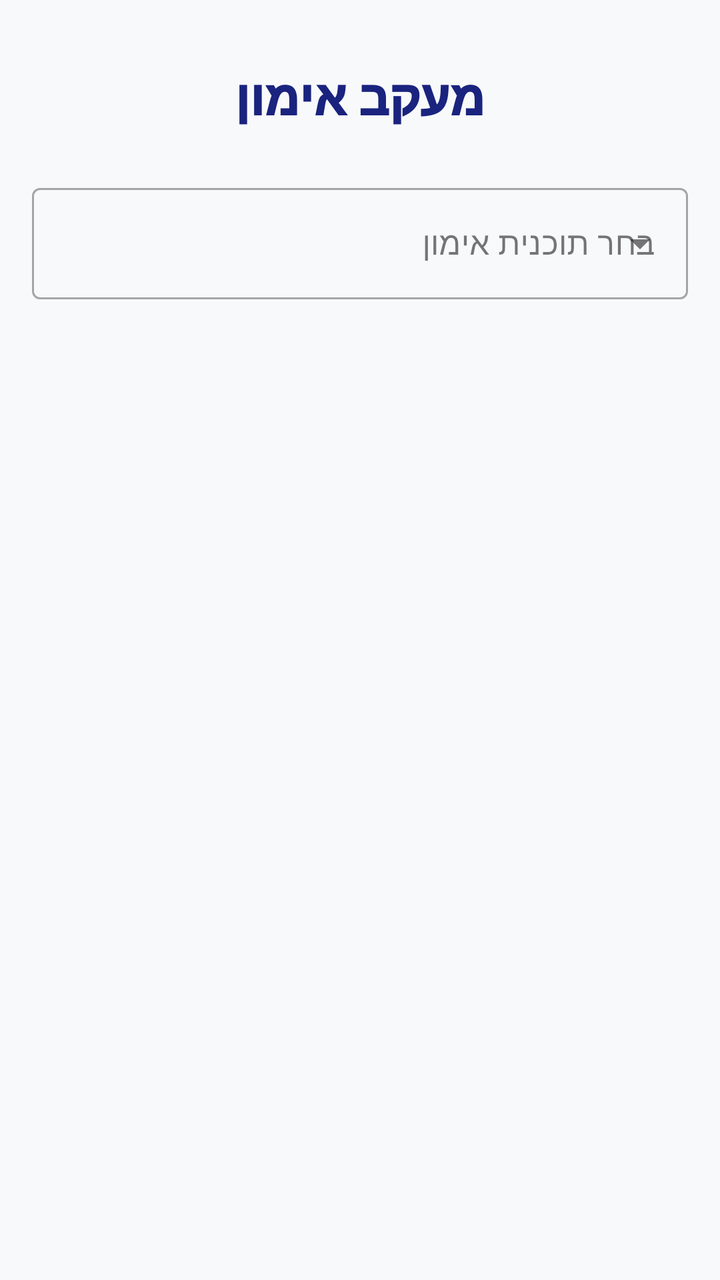
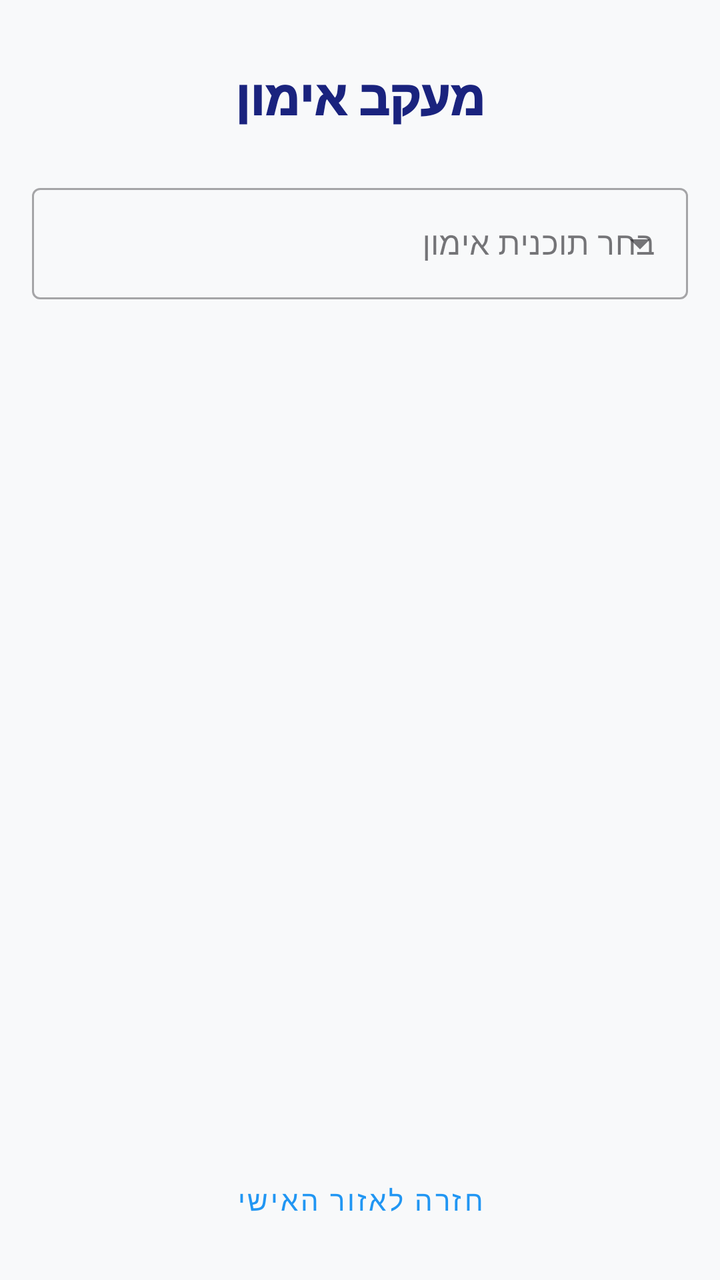

Two renders of the same Android screen: before a commit and after it. Below are the layout's source before the change and the commit's diff.
<!-- AndroidManifest.xml: application theme Theme.Gym_calender10 -->
<!-- res/layout/activity_track_workout.xml -->
<?xml version="1.0" encoding="utf-8"?>
<FrameLayout xmlns:android="http://schemas.android.com/apk/res/android"
    xmlns:app="http://schemas.android.com/apk/res-auto"
    xmlns:tools="http://schemas.android.com/tools"
    android:layout_width="match_parent"
    android:layout_height="match_parent"
    android:background="#F8F9FA">

    <androidx.constraintlayout.widget.ConstraintLayout
        android:layout_width="match_parent"
        android:layout_height="match_parent"
        android:padding="16dp">

        <TextView
            android:id="@+id/tvHeader"
            android:layout_width="wrap_content"
            android:layout_height="wrap_content"
            android:layout_marginTop="16dp"
            android:fontFamily="sans-serif-black"
            android:text="מעקב אימון"
            android:textColor="#1A237E"
            android:textSize="24sp"
            app:layout_constraintEnd_toEndOf="parent"
            app:layout_constraintStart_toStartOf="parent"
            app:layout_constraintTop_toTopOf="parent" />

        <com.google.android.material.textfield.TextInputLayout
            android:id="@+id/tilPlan"
            style="@style/Widget.MaterialComponents.TextInputLayout.OutlinedBox.ExposedDropdownMenu"
            android:layout_width="0dp"
            android:layout_height="wrap_content"
            android:layout_marginTop="24dp"
            android:hint="בחר תוכנית אימון"
            app:layout_constraintEnd_toEndOf="parent"
            app:layout_constraintStart_toStartOf="parent"
            app:layout_constraintTop_toBottomOf="@+id/tvHeader">

            <AutoCompleteTextView
                android:id="@+id/autoCompletePlan"
                android:layout_width="match_parent"
                android:layout_height="wrap_content"
                android:inputType="none" />
        </com.google.android.material.textfield.TextInputLayout>

        <androidx.recyclerview.widget.RecyclerView
            android:id="@+id/rvWorkoutExercises"
            android:layout_width="0dp"
            android:layout_height="0dp"
            android:layout_marginTop="16dp"
            android:layout_marginBottom="16dp"
            app:layout_constraintBottom_toTopOf="@+id/btnSaveWorkout"
            app:layout_constraintEnd_toEndOf="parent"
            app:layout_constraintStart_toStartOf="parent"
            app:layout_constraintTop_toBottomOf="@+id/tilPlan"
            tools:listitem="@layout/item_workout_exercise" />

        <com.google.android.material.card.MaterialCardView
            android:id="@+id/cvTimer"
            android:layout_width="wrap_content"
            android:layout_height="wrap_content"
            android:layout_margin="16dp"
            android:visibility="gone"
            app:cardCornerRadius="20dp"
            app:cardElevation="4dp"
            app:layout_constraintBottom_toTopOf="@+id/btnSaveWorkout"
            app:layout_constraintEnd_toEndOf="parent">

            <LinearLayout
                android:layout_width="wrap_content"
                android:layout_height="wrap_content"
                android:gravity="center"
                android:orientation="horizontal"
                android:paddingHorizontal="16dp"
                android:paddingVertical="8dp">

                <TextView
                    android:id="@+id/tvTimer"
                    android:layout_width="wrap_content"
                    android:layout_height="wrap_content"
                    android:fontFamily="sans-serif-black"
                    android:text="00:60"
                    android:textColor="#D32F2F"
                    android:textSize="18sp" />

                <TextView
                    android:layout_width="wrap_content"
                    android:layout_height="wrap_content"
                    android:layout_marginStart="8dp"
                    android:text="מנוחה"
                    android:textColor="#333333" />
            </LinearLayout>
        </com.google.android.material.card.MaterialCardView>

        <Button
            android:id="@+id/btnSaveWorkout"
            android:layout_width="match_parent"
            android:layout_height="wrap_content"
            android:text="שמור אימון"
            android:visibility="gone"
            app:layout_constraintBottom_toBottomOf="parent"
            app:layout_constraintEnd_toEndOf="parent"
            app:layout_constraintStart_toStartOf="parent" />

    </androidx.constraintlayout.widget.ConstraintLayout>



</FrameLayout>
<!-- res/layout/item_workout_exercise.xml (included above) -->
<?xml version="1.0" encoding="utf-8"?>
<androidx.cardview.widget.CardView xmlns:android="http://schemas.android.com/apk/res/android"
    xmlns:app="http://schemas.android.com/apk/res-auto"
    android:layout_width="match_parent"
    android:layout_height="wrap_content"
    android:layout_marginVertical="4dp"
    app:cardCornerRadius="12dp"
    app:cardElevation="2dp">

    <androidx.constraintlayout.widget.ConstraintLayout
        android:layout_width="match_parent"
        android:layout_height="wrap_content"
        android:padding="16dp">

        <TextView
            android:id="@+id/tvExerciseName"
            android:layout_width="0dp"
            android:layout_height="wrap_content"
            android:fontFamily="sans-serif-medium"
            android:text="שם התרגיל"
            android:textColor="#333333"
            android:textSize="18sp"
            app:layout_constraintBottom_toBottomOf="parent"
            app:layout_constraintEnd_toStartOf="@+id/llEntryTrigger"
            app:layout_constraintStart_toStartOf="parent"
            app:layout_constraintTop_toTopOf="parent" />

        <LinearLayout
            android:id="@+id/llEntryTrigger"
            android:layout_width="wrap_content"
            android:layout_height="wrap_content"
            android:orientation="horizontal"
            app:layout_constraintBottom_toBottomOf="parent"
            app:layout_constraintEnd_toEndOf="parent"
            app:layout_constraintTop_toTopOf="parent">

            <com.google.android.material.card.MaterialCardView
                android:layout_width="80dp"
                android:layout_height="wrap_content"
                android:layout_marginEnd="8dp"
                app:cardBackgroundColor="#EEEEEE"
                app:cardCornerRadius="8dp"
                app:cardElevation="0dp">

                <TextView
                    android:id="@+id/tvWeightDisplay"
                    android:layout_width="match_parent"
                    android:layout_height="wrap_content"
                    android:gravity="center"
                    android:padding="8dp"
                    android:text="--"
                    android:textColor="#333333"
                    android:textSize="16sp" />
            </com.google.android.material.card.MaterialCardView>

            <com.google.android.material.card.MaterialCardView
                android:layout_width="60dp"
                android:layout_height="wrap_content"
                app:cardBackgroundColor="#EEEEEE"
                app:cardCornerRadius="8dp"
                app:cardElevation="0dp">

                <TextView
                    android:id="@+id/tvRepsDisplay"
                    android:layout_width="match_parent"
                    android:layout_height="wrap_content"
                    android:gravity="center"
                    android:padding="8dp"
                    android:text="--"
                    android:textColor="#333333"
                    android:textSize="16sp" />
            </com.google.android.material.card.MaterialCardView>

        </LinearLayout>

    </androidx.constraintlayout.widget.ConstraintLayout>

</androidx.cardview.widget.CardView>
<!-- resources referenced by this layout -->
<resources>
  <style name="Theme.Gym_calender10" parent="Theme.Material3.Light.NoActionBar">
          <item name="android:colorBackground">#FFFFFF</item>
          <item name="android:textColor">#000000</item>
          <item name="colorPrimary">#2196F3</item>
          <item name="colorPrimaryDark">#1976D2</item>
          <item name="colorAccent">#03A9F4</item>
          <item name="bottomSheetDialogTheme">@style/AppBottomSheetDialogTheme</item>
      </style>
  <style name="AppBottomSheetDialogTheme" parent="Theme.Design.Light.BottomSheetDialog">
          <item name="bottomSheetStyle">@style/AppBottomSheetStyle</item>
      </style>
  <style name="AppBottomSheetStyle" parent="Widget.Design.BottomSheet.Modal">
          <item name="android:background">@android:color/transparent</item>
      </style>
</resources>

<!-- the commit's change to res/layout/activity_track_workout.xml (unified diff, before → after) -->
@@ -97,6 +97,16 @@
             android:layout_height="wrap_content"
             android:text="שמור אימון"
             android:visibility="gone"
+            app:layout_constraintBottom_toTopOf="@+id/btnBackToDashboard"
+            app:layout_constraintEnd_toEndOf="parent"
+            app:layout_constraintStart_toStartOf="parent" />
+
+        <com.google.android.material.button.MaterialButton
+            android:id="@+id/btnBackToDashboard"
+            style="@style/Widget.MaterialComponents.Button.TextButton"
+            android:layout_width="wrap_content"
+            android:layout_height="wrap_content"
+            android:text="חזרה לאזור האישי"
             app:layout_constraintBottom_toBottomOf="parent"
             app:layout_constraintEnd_toEndOf="parent"
             app:layout_constraintStart_toStartOf="parent" />
